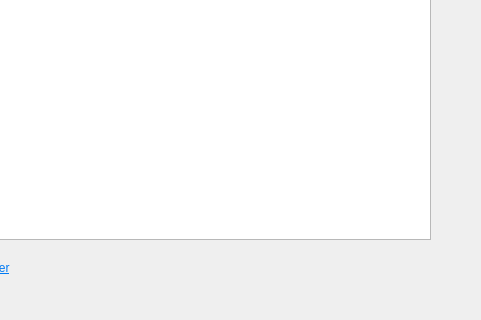
Above: mainwindow.ui from qwerty258/ChineseIdiomsCheater before the change; both pictures show x 319 to 800 and y 280 to 600 of the 800 by 600 pixel window. Below: the same form after it.
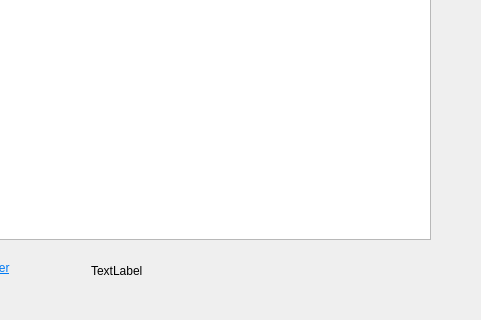
That is the form after the change.

Diff of the .ui file:
```diff
--- a/mainwindow.ui
+++ b/mainwindow.ui
@@ -85,6 +85,19 @@
      </font>
     </property>
    </widget>
+   <widget class="QLabel" name="LabelVersion">
+    <property name="geometry">
+     <rect>
+      <x>410</x>
+      <y>530</y>
+      <width>321</width>
+      <height>41</height>
+     </rect>
+    </property>
+    <property name="text">
+     <string>TextLabel</string>
+    </property>
+   </widget>
   </widget>
   <widget class="QMenuBar" name="menubar">
    <property name="geometry">
```
